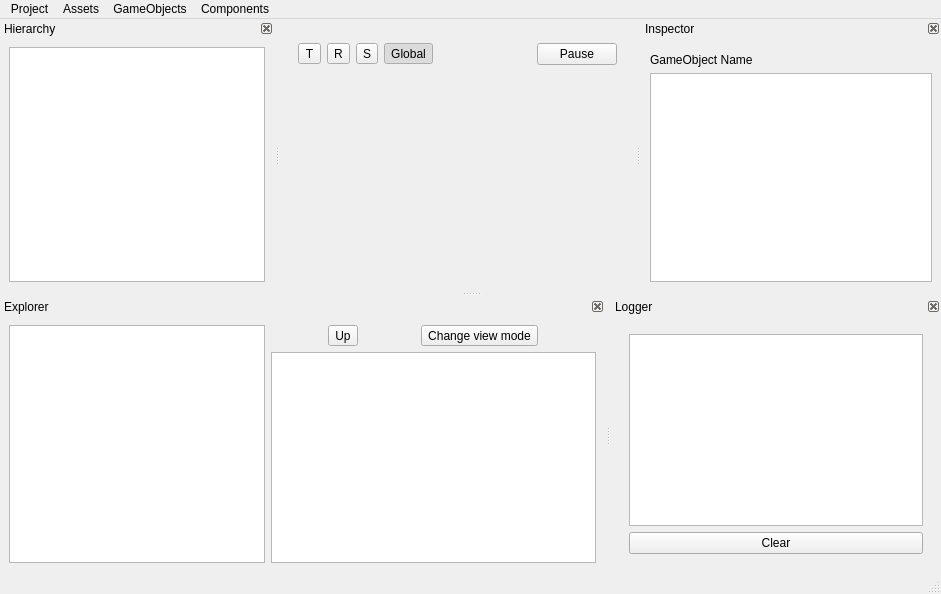
First picture: the form in Assets/Engine/WindowMain.ui, repository Bang3DEngine/OldBang, before the edit.
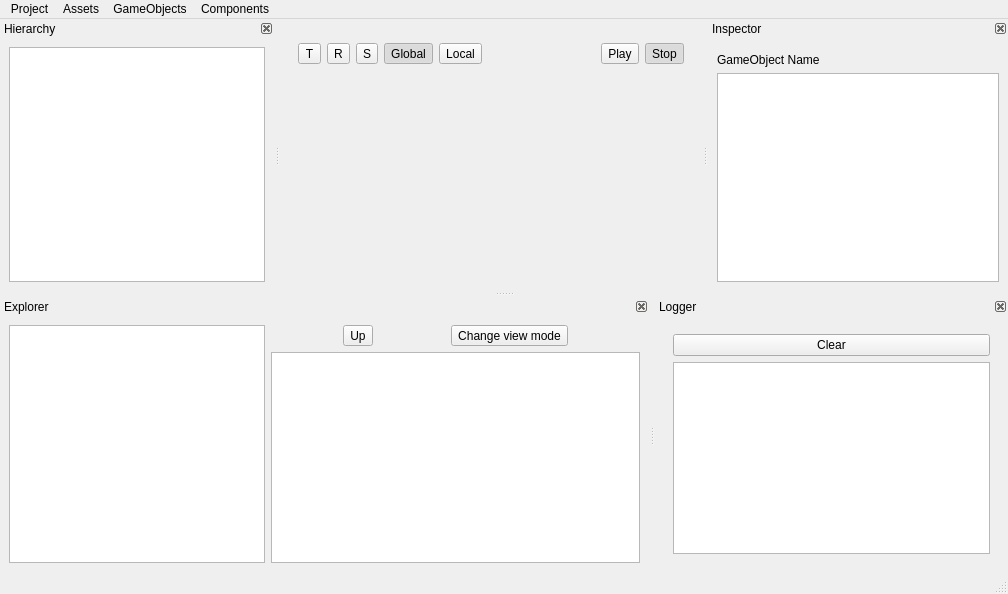
Second picture: the form after the edit. Icons and pictures are not drawn. Custom widgets are drawn as their Qt base class.

Commit message: Added Play Stop button

```diff
--- a/Assets/Engine/WindowMain.ui
+++ b/Assets/Engine/WindowMain.ui
@@ -9,7 +9,7 @@
    <rect>
     <x>0</x>
     <y>0</y>
-    <width>941</width>
+    <width>1008</width>
     <height>594</height>
    </rect>
   </property>
@@ -92,6 +92,16 @@
              </property>
             </widget>
            </item>
+           <item>
+            <widget class="QToolButton" name="buttonLocalCoords">
+             <property name="text">
+              <string>Local</string>
+             </property>
+             <property name="checkable">
+              <bool>true</bool>
+             </property>
+            </widget>
+           </item>
            <item>
             <spacer name="horizontalSpacer">
              <property name="orientation">
@@ -106,16 +116,25 @@
             </spacer>
            </item>
            <item>
-            <widget class="QPushButton" name="buttonPauseResume">
+            <widget class="QToolButton" name="buttonPlay">
              <property name="text">
-              <string>Pause</string>
+              <string>Play</string>
              </property>
-             <property name="icon">
-              <iconset theme="pause">
-               <normaloff>../../.designer/backup</normaloff>../../.designer/backup</iconset>
+             <property name="checkable">
+              <bool>true</bool>
              </property>
-             <property name="flat">
-              <bool>false</bool>
+            </widget>
+           </item>
+           <item>
+            <widget class="QToolButton" name="buttonStop">
+             <property name="text">
+              <string>Stop</string>
+             </property>
+             <property name="checkable">
+              <bool>true</bool>
+             </property>
+             <property name="checked">
+              <bool>true</bool>
              </property>
             </widget>
            </item>
@@ -153,8 +172,8 @@
     <rect>
      <x>0</x>
      <y>0</y>
-     <width>941</width>
-     <height>25</height>
+     <width>1008</width>
+     <height>32</height>
     </rect>
    </property>
    <property name="nativeMenuBar">
@@ -326,7 +345,7 @@
    <property name="minimumSize">
     <size>
      <width>300</width>
-     <height>162</height>
+     <height>178</height>
     </size>
    </property>
    <property name="floating">
@@ -554,6 +573,13 @@
      <item>
       <widget class="LoggerWidget" name="widgetLogger" native="true">
        <layout class="QVBoxLayout" name="verticalLayout_6">
+        <item>
+         <widget class="QPushButton" name="buttonLoggerClear">
+          <property name="text">
+           <string>Clear</string>
+          </property>
+         </widget>
+        </item>
         <item>
          <widget class="ListLogger" name="listLogger">
           <property name="alternatingRowColors">
@@ -567,13 +593,6 @@
           </property>
          </widget>
         </item>
-        <item>
-         <widget class="QPushButton" name="buttonLoggerClear">
-          <property name="text">
-           <string>Clear</string>
-          </property>
-         </widget>
-        </item>
        </layout>
       </widget>
      </item>
```
The commit also changes 14 other files.
